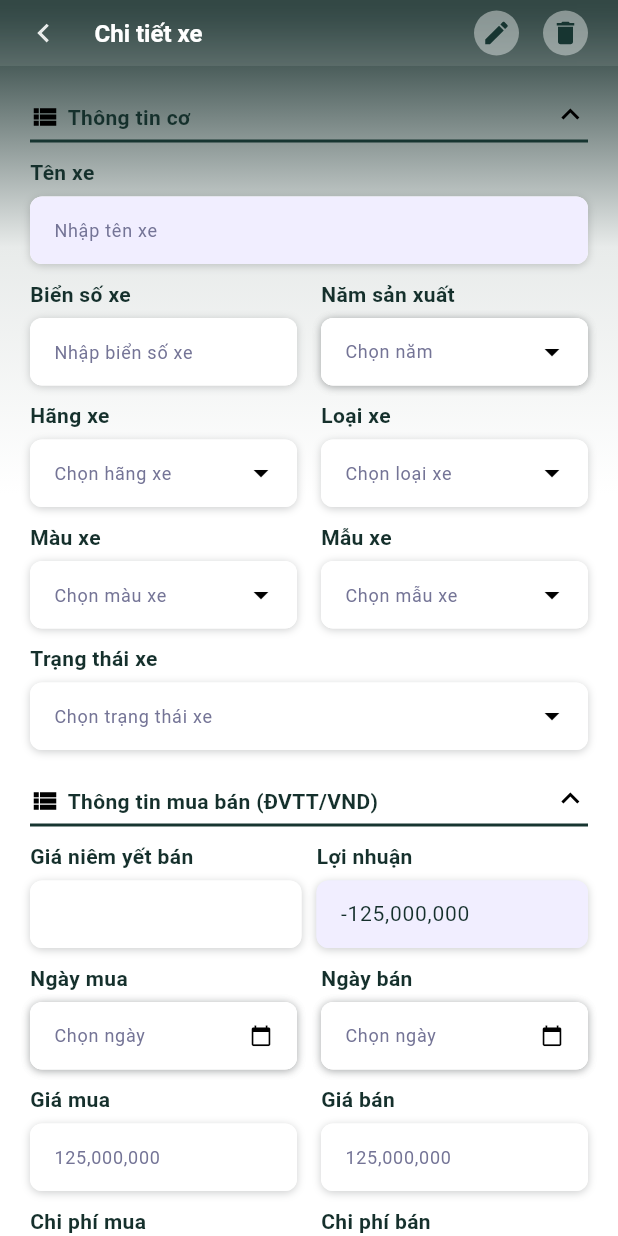
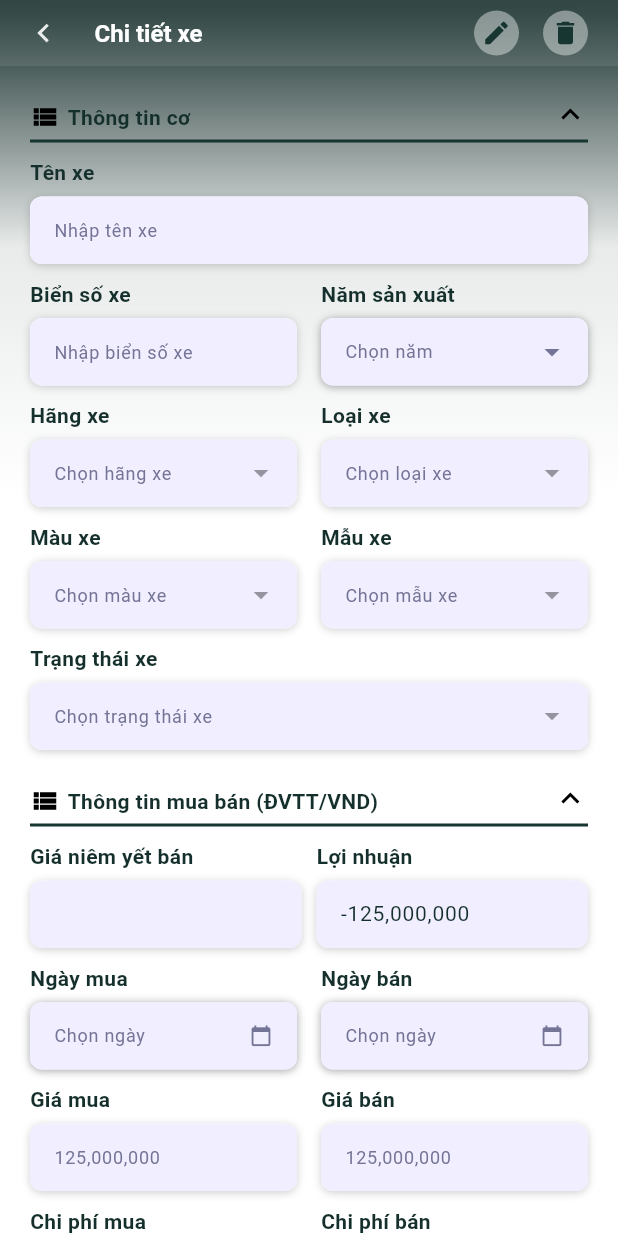
Before and after one commit to roll-t/auto_fin, a Flutter app: the CarDetailPage screen opened by its route, on a phone screen of 412 x 824 dp. Run offline on Flutter 3.47's test engine with Material 3 defaults, Android fonts, the phone set to English and light mode, and no system bars; our stand-ins replace cached_network_image, connectivity_plus, dio, firebase_core, firebase_database, firebase_messaging and 9 more; missing offline and left inert: flutter_background_service; accounts and stored records are empty.

```diff
--- a/lib/core/config/const/enum.dart
+++ b/lib/core/config/const/enum.dart
@@ -4,3 +4,9 @@ enum CustomTextFieldType {
   datePicker,
   dropdown,
 }
+
+enum AlertType {
+  success,
+  error,
+  warning,
+}
--- a/lib/core/config/theme/app_colors.dart
+++ b/lib/core/config/theme/app_colors.dart
@@ -11,6 +11,10 @@ class AppColors {
   static const Color darkest1 = Color(0xFF081311);
 
   static const Color transparent = Color.fromARGB(0, 8, 19, 17);
+  static const Color warning = Color(0xFFfa983a);
+  static const Color error = Color(0xFFeb2f06);
+  static const Color success = Color(0xFF2ed573);
+  static const Color grey = Color(0xFF8890A6);
 
   static const neutralColor1 = Color(0xFF747496);
   static const neutralColor2 = Color(0xFF3C4143);
--- /dev/null
+++ b/lib/core/data/model/item_model.dart
@@ -0,0 +1,8 @@
+class ItemModel {
+  final String? id;
+  final String? title;
+  ItemModel({
+    this.id,
+    this.title,
+  });
+}
--- a/lib/core/ui/widgets/circle_icon_button _widget.dart
+++ b/lib/core/ui/widgets/circle_icon_button _widget.dart
@@ -3,6 +3,7 @@ import 'package:auto_fin/core/config/theme/app_theme_colors.dart';
 import 'package:auto_fin/core/utils/utils.dart';
 
 class CircleIconButton extends StatelessWidget {
+  final bool isActive;
   final String svgUrl;
   final VoidCallback onTap;
   final double size;
@@ -12,6 +13,7 @@ class CircleIconButton extends StatelessWidget {
 
   const CircleIconButton({
     super.key,
+    this.isActive = false,
     required this.svgUrl,
     required this.onTap,
     this.size = 30,
@@ -30,7 +32,9 @@ class CircleIconButton extends StatelessWidget {
         decoration: BoxDecoration(
           shape: BoxShape.circle,
           color: backgroundColor ??
-              AppThemeColors.lighter.withValues(alpha: 0.5),
+              (!isActive
+                  ? AppThemeColors.lighter.withValues(alpha: 0.5)
+                  : AppThemeColors.lighter),
         ),
         child: Center(
           child: Utils.iconSvg(
--- a/lib/core/ui/widgets/inputs/custom_text_field.dart
+++ b/lib/core/ui/widgets/inputs/custom_text_field.dart
@@ -115,6 +115,10 @@ class CustomTextField extends StatelessWidget {
     firstDate: firstDate ?? DateTime(2000),
     lastDate: lastDate ?? DateTime.now(),
     onDateSelected: onDateSelected,
+    enabled: enabled,
+    backgroundColor: enabled
+        ? backgroundColor ?? AppColors.white
+        : AppColors.palette5,
   );
   break;
       case CustomTextFieldType.yearPicker:
@@ -123,6 +127,10 @@ class CustomTextField extends StatelessWidget {
           startYear: startYear ?? 2000,
           endYear: endYear ?? DateTime.now().year,
           onYearSelected: onYearSelected,
+              enabled: enabled,
+    backgroundColor: enabled
+        ? backgroundColor ?? AppColors.white
+        : AppColors.palette5,
         );
         break;
     }
--- a/lib/core/ui/widgets/inputs/date_time_picker_text_field_widget.dart
+++ b/lib/core/ui/widgets/inputs/date_time_picker_text_field_widget.dart
@@ -1,3 +1,4 @@
+import 'package:auto_fin/core/config/theme/app_colors.dart';
 import 'package:auto_fin/core/ui/widgets/inputs/custom_text_field.dart';
 import 'package:flutter/material.dart';
 import 'package:intl/intl.dart';
@@ -9,6 +10,8 @@ class DateTimePickerTextField extends StatefulWidget {
   final DateTime? lastDate;
   final double height;
   final Function(DateTime)? onDateSelected;
+  final bool enabled;
+  final Color? backgroundColor;
 
   const DateTimePickerTextField({
     super.key,
@@ -18,6 +21,8 @@ class DateTimePickerTextField extends StatefulWidget {
     this.firstDate,
     this.lastDate,
     this.onDateSelected,
+    this.enabled = true,
+    this.backgroundColor,
   });
 
   @override
@@ -27,6 +32,8 @@ class DateTimePickerTextField extends StatefulWidget {
 
 class _DateTimePickerTextFieldState extends State<DateTimePickerTextField> {
   void _showDatePicker() async {
+    if (!widget.enabled) return;
+
     DateTime initial = widget.initialDate ?? DateTime.now();
     DateTime first = widget.firstDate ?? DateTime(2000);
     DateTime last = widget.lastDate ?? DateTime(2100);
@@ -57,18 +64,26 @@ class _DateTimePickerTextFieldState extends State<DateTimePickerTextField> {
 
   @override
   Widget build(BuildContext context) {
+    final bgColor = widget.enabled
+        ? widget.backgroundColor ?? Colors.white
+        : AppColors.palette5;
+
     return GestureDetector(
-      onTap: _showDatePicker,
+      onTap: widget.enabled ? _showDatePicker : null,
       child: AbsorbPointer(
         child: CustomTextField(
           controller: widget.controller,
           hintText: 'Chọn ngày',
-          suffixIcon: const Icon(
+          suffixIcon: Icon(
             Icons.calendar_today,
             size: 15,
+            color: widget.enabled
+                ? AppColors.neutralColor2
+                : AppColors.neutralColor1,
           ),
-          backgroundColor: Colors.white,
+          backgroundColor: bgColor,
           height: widget.height,
+          enabled: widget.enabled,
         ),
       ),
     );
--- a/lib/core/ui/widgets/inputs/year_picker_text_field_widget.dart
+++ b/lib/core/ui/widgets/inputs/year_picker_text_field_widget.dart
@@ -1,3 +1,4 @@
+import 'package:auto_fin/core/config/theme/app_colors.dart';
 import 'package:auto_fin/core/ui/widgets/inputs/custom_text_field.dart';
 import 'package:flutter/material.dart';
 
@@ -7,6 +8,8 @@ class YearPickerTextField extends StatefulWidget {
   final int endYear;
   final double height;
   final Function(int)? onYearSelected;
+  final bool enabled;
+  final Color? backgroundColor;
 
   const YearPickerTextField({
     super.key,
@@ -15,6 +18,8 @@ class YearPickerTextField extends StatefulWidget {
     this.endYear = 2030,
     this.height = 45,
     this.onYearSelected,
+    this.enabled = true,
+    this.backgroundColor,
   });
 
   @override
@@ -23,13 +28,15 @@ class YearPickerTextField extends StatefulWidget {
 
 class _YearPickerTextFieldState extends State<YearPickerTextField> {
   void _showYearPicker() async {
+    if (!widget.enabled) return;
+
     int? picked = await showDialog<int>(
       context: context,
       builder: (context) {
         int selectedYear = DateTime.now().year;
 
         return AlertDialog(
-          title: Text('Chọn năm'),
+          title: const Text('Chọn năm'),
           content: SizedBox(
             height: 250,
             width: 300,
@@ -49,21 +56,31 @@ class _YearPickerTextFieldState extends State<YearPickerTextField> {
     if (picked != null) {
       widget.controller.text = picked.toString();
       widget.onYearSelected?.call(picked);
-      setState(() {}); // Update UI if needed
+      setState(() {});
     }
   }
 
   @override
   Widget build(BuildContext context) {
+    final bgColor = widget.enabled
+        ? widget.backgroundColor ?? Colors.white
+        : AppColors.palette5;
+
     return GestureDetector(
-      onTap: _showYearPicker,
+      onTap: widget.enabled ? _showYearPicker : null,
       child: AbsorbPointer(
         child: CustomTextField(
           controller: widget.controller,
           hintText: 'Chọn năm',
-          suffixIcon: const Icon(Icons.arrow_drop_down),
-          backgroundColor: Colors.white,
+          suffixIcon: Icon(
+            Icons.arrow_drop_down,
+            color: widget.enabled
+                ? AppColors.neutralColor2
+                : AppColors.neutralColor1,
+          ),
+          backgroundColor: bgColor,
           height: widget.height,
+          enabled: widget.enabled,
         ),
       ),
     );
--- a/lib/core/ui/widgets/standard_layout_widget.dart
+++ b/lib/core/ui/widgets/standard_layout_widget.dart
@@ -2,7 +2,6 @@ import 'package:auto_fin/core/config/theme/app_colors.dart';
 import 'package:auto_fin/core/config/theme/app_theme_colors.dart';
 import 'package:auto_fin/core/ui/widgets/app_bar/custom_appbar.dart';
 import 'package:flutter/material.dart';
-import 'package:get/get.dart';
 
 class StandardLayoutWidget extends StatelessWidget {
   final PreferredSizeWidget? appBar;
@@ -25,7 +24,7 @@ class StandardLayoutWidget extends StatelessWidget {
   Widget build(BuildContext context) {
     return GestureDetector(
       onTap: () {
-        Get.focusScope?.unfocus();
+        FocusManager.instance.primaryFocus?.unfocus();
       },
       child: Container(
         decoration: BoxDecoration(
--- a/lib/features/showroom/car_manage/presentation/page/car_detail_page.dart
+++ b/lib/features/showroom/car_manage/presentation/page/car_detail_page.dart
@@ -3,10 +3,10 @@ import 'package:auto_fin/core/config/const/enum.dart';
 import 'package:auto_fin/core/config/theme/app_colors.dart';
 import 'package:auto_fin/core/ui/widgets/app_bar/custom_appbar.dart';
 import 'package:auto_fin/core/ui/widgets/circle_icon_button%20_widget.dart';
+import 'package:auto_fin/core/ui/widgets/dialogs/dialog_utils.dart';
 import 'package:auto_fin/core/ui/widgets/expand/expand_section_widget.dart';
 import 'package:auto_fin/core/ui/widgets/inputs/custom_text_field.dart';
 import 'package:auto_fin/core/ui/widgets/standard_layout_widget.dart';
-import 'package:auto_fin/features/setting/presentation/page/setting_page.dart';
 import 'package:flutter/material.dart';
 import 'package:get/get.dart';
 
@@ -24,17 +24,23 @@ class CarDetailPage extends GetView<CarDetailController> {
       appBar: CustomAppBar(
         title: "Chi tiết xe",
         menuItem: [
-          CircleIconButton(
+          Obx(
+            () {
+              return CircleIconButton(
+                isActive: controller.isEditMode.value,
                 svgUrl: AppIcons.icEditing,
-            onTap: () {
-              Get.toNamed(SettingPage.routeName);
+                onTap: controller.toggleEditMode,
+              );
             },
           ),
           const SizedBox(width: 16),
           CircleIconButton(
             svgUrl: AppIcons.icDelete,
             onTap: () {
-              Get.toNamed(SettingPage.routeName);
+              DialogUtils.showAlert(
+                content: "Bạn có muốn xóa xe này!",
+                alertType: AlertType.warning,
+              );
             },
           ),
         ],
@@ -50,21 +56,28 @@ class CarDetailPage extends GetView<CarDetailController> {
               child: Column(
                 children: [
                   const SizedBox(height: 10),
-                  CustomTextField(
+                  Obx(
+                    () {
+                      return CustomTextField(
+                        enabled: controller.isEditMode.value,
                         label: "Tên xe",
-                    enabled: false,
                         hintText: "Nhập tên xe",
                         height: 45,
                         textSize: 14,
                         type: CustomTextFieldType.text,
                         controller: TextEditingController(),
+                      );
+                    },
                   ),
                   const SizedBox(height: 10),
                   Row(
                     children: [
                       Expanded(
                         flex: 1,
-                        child: CustomTextField(
+                        child: Obx(
+                          () {
+                            return CustomTextField(
+                              enabled: controller.isEditMode.value,
                               label: "Biển số xe",
                               hintText: "Nhập biển số xe",
                               backgroundColor: AppColors.white,
@@ -72,22 +85,29 @@ class CarDetailPage extends GetView<CarDetailController> {
                               textSize: 14,
                               type: CustomTextFieldType.text,
                               controller: TextEditingController(),
+                            );
+                          },
                         ),
                       ),
                       const SizedBox(width: 16),
                       Expanded(
                         flex: 1,
-                        child: CustomTextField(
+                        child: Obx(
+                          () {
+                            return CustomTextField(
+                              enabled: controller.isEditMode.value,
                               label: "Năm sản xuất",
                               controller: TextEditingController(),
                               startYear: 2000,
                               endYear: DateTime.now().year,
                               onYearSelected: (year) {
-                            print("Năm được chọn: $year");
+                                print("Năm được chọn: ");
                               },
                               height: 45,
                               textSize: 14,
                               type: CustomTextFieldType.yearPicker,
+                            );
+                          },
                         ),
                       ),
                     ],
@@ -101,6 +121,7 @@ class CarDetailPage extends GetView<CarDetailController> {
                         flex: 1,
                         child: Obx(
                           () => CustomTextField(
+                            enabled: controller.isEditMode.value,
                             label: "Hãng xe",
                             hintText: "Chọn hãng xe",
                             controller: TextEditingController(
@@ -120,6 +141,7 @@ class CarDetailPage extends GetView<CarDetailController> {
                         flex: 1,
                         child: Obx(
                           () => CustomTextField(
+                            enabled: controller.isEditMode.value,
                             label: "Loại xe",
                             hintText: "Chọn loại xe",
                             controller: TextEditingController(
@@ -145,6 +167,7 @@ class CarDetailPage extends GetView<CarDetailController> {
                         flex: 1,
                         child: Obx(
                           () => CustomTextField(
+                            enabled: controller.isEditMode.value,
                             label: "Màu xe",
                             hintText: "Chọn màu xe",
                             controller: TextEditingController(
@@ -164,6 +187,7 @@ class CarDetailPage extends GetView<CarDetailController> {
                         flex: 1,
                         child: Obx(
                           () => CustomTextField(
+                            enabled: controller.isEditMode.value,
                             label: "Mẫu xe",
                             hintText: "Chọn mẫu xe",
                             controller: TextEditingController(
@@ -185,6 +209,7 @@ class CarDetailPage extends GetView<CarDetailController> {
                   /// Row 3: Trạng thái xe
                   Obx(
                     () => CustomTextField(
+                      enabled: controller.isEditMode.value,
                       label: "Trạng thái xe",
                       hintText: "Chọn trạng thái xe",
                       controller: TextEditingController(
@@ -212,7 +237,9 @@ class CarDetailPage extends GetView<CarDetailController> {
                     children: [
                       Expanded(
                         flex: 1,
-                        child: CustomTextField(
+                        child: Obx(() {
+                          return CustomTextField(
+                            enabled: controller.isEditMode.value,
                             label: "Giá niêm yết bán",
                             hintText: "",
                             backgroundColor: AppColors.white,
@@ -220,23 +247,25 @@ class CarDetailPage extends GetView<CarDetailController> {
                             textSize: 14,
                             type: CustomTextFieldType.text,
                             controller: TextEditingController(),
-                        ),
+                          );
+                        }),
                       ),
                       const SizedBox(width: 10),
                       Expanded(
                         flex: 1,
-                        child: CustomTextField(
+                        child: Obx(() {
+                          return CustomTextField(
+                            enabled: controller.isEditMode.value,
                             label: "Lợi nhuận",
                             hintText: "",
                             controller: TextEditingController(
                               text: "-125,000,000",
                             ),
-                          backgroundColor: AppColors.neutralColor3,
                             height: 45,
                             textSize: 14,
-                          enabled: false,
                             type: CustomTextFieldType.text,
-                        ),
+                          );
+                        }),
                       ),
                     ],
                   ),
@@ -250,7 +279,10 @@ class CarDetailPage extends GetView<CarDetailController> {
                         flex: 1,
                         child: Column(
                           children: [
-                            CustomTextField(
+                            Obx(
+                              () {
+                                return CustomTextField(
+                                  enabled: controller.isEditMode.value,
                                   label: "Ngày mua",
                                   controller: TextEditingController(),
                                   type: CustomTextFieldType.datePicker,
@@ -262,9 +294,13 @@ class CarDetailPage extends GetView<CarDetailController> {
                                   },
                                   height: 45,
                                   textSize: 14,
+                                );
+                              },
                             ),
                             const SizedBox(height: 10),
-                            CustomTextField(
+                            Obx(() {
+                              return CustomTextField(
+                                enabled: controller.isEditMode.value,
                                 label: "Giá mua",
                                 hintText: "125,000,000",
                                 backgroundColor: AppColors.white,
@@ -272,9 +308,12 @@ class CarDetailPage extends GetView<CarDetailController> {
                                 textSize: 14,
                                 type: CustomTextFieldType.text,
                                 controller: TextEditingController(),
-                            ),
+                              );
+                            }),
                             const SizedBox(height: 10),
-                            CustomTextField(
+                            Obx(() {
+                              return CustomTextField(
+                                enabled: controller.isEditMode.value,
                                 label: "Chi phí mua",
                                 hintText: "",
                                 backgroundColor: AppColors.white,
@@ -282,7 +321,8 @@ class CarDetailPage extends GetView<CarDetailController> {
                                 textSize: 14,
                                 type: CustomTextFieldType.text,
                                 controller: TextEditingController(),
-                            ),
+                              );
+                            }),
                           ],
                         ),
                       ),
@@ -291,7 +331,9 @@ class CarDetailPage extends GetView<CarDetailController> {
                         flex: 1,
                         child: Column(
                           children: [
-                            CustomTextField(
+                            Obx(() {
+                              return CustomTextField(
+                                enabled: controller.isEditMode.value,
                                 label: "Ngày bán",
                                 controller: TextEditingController(),
                                 type: CustomTextFieldType.datePicker,
@@ -303,9 +345,12 @@ class CarDetailPage extends GetView<CarDetailController> {
                                 },
                                 height: 45,
                                 textSize: 14,
-                            ),
+                              );
+                            }),
                             const SizedBox(height: 10),
-                            CustomTextField(
+                            Obx(() {
+                              return CustomTextField(
+                                enabled: controller.isEditMode.value,
                                 label: "Giá bán",
                                 hintText: "125,000,000",
                                 backgroundColor: AppColors.white,
@@ -313,9 +358,12 @@ class CarDetailPage extends GetView<CarDetailController> {
                                 textSize: 14,
                                 type: CustomTextFieldType.text,
                                 controller: TextEditingController(),
-                            ),
+                              );
+                            }),
                             const SizedBox(height: 10),
-                            CustomTextField(
+                            Obx(() {
+                              return CustomTextField(
+                                enabled: controller.isEditMode.value,
                                 label: "Chi phí bán",
                                 hintText: "",
                                 backgroundColor: AppColors.white,
@@ -323,7 +371,8 @@ class CarDetailPage extends GetView<CarDetailController> {
                                 textSize: 14,
                                 type: CustomTextFieldType.text,
                                 controller: TextEditingController(),
-                            ),
+                              );
+                            }),
                           ],
                         ),
                       ),
--- a/pubspec.yaml
+++ b/pubspec.yaml
@@ -42,6 +42,7 @@ dependencies:
   cached_network_image: ^3.4.1
   flutter_localization: ^0.3.3
   intl: ^0.20.2
+  fluttertoast: ^8.2.12
 
 dev_dependencies:
   flutter_test:
```
Also changed, not shown: lib/core/ui/widgets/dialogs/dialog_utils.dart (added, +134 -0 lines), lib/core/ui/widgets/select_bottom_sheet_widget.dart (added, +67 -0 lines), lib/core/utils/time_utils.dart (added, +14 -0 lines), lib/features/showroom/car_manage/presentation/controller/car_detail_controller.dart (+41 -103 lines), lib/core/ui/widgets/dialogs/confirm_dialog.dart (deleted). Lines whose indentation alone changed are shown as unchanged.
